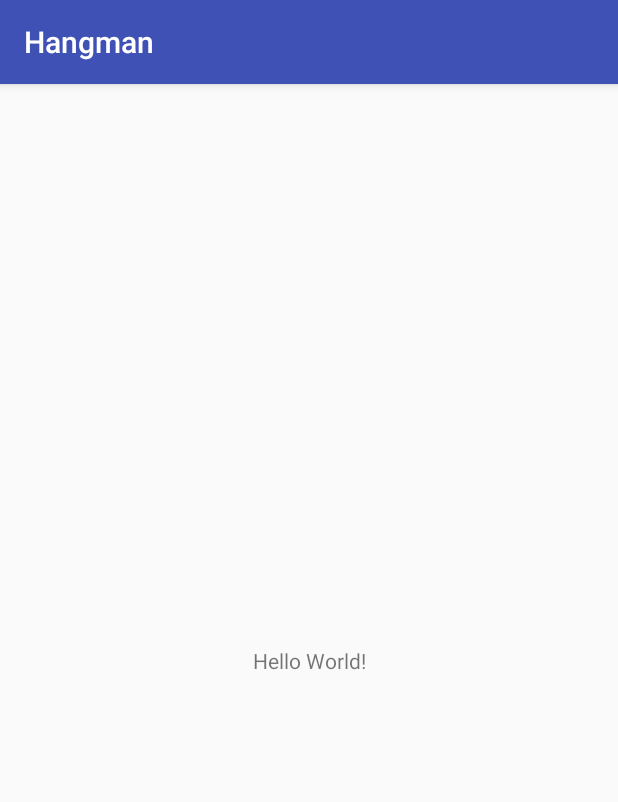
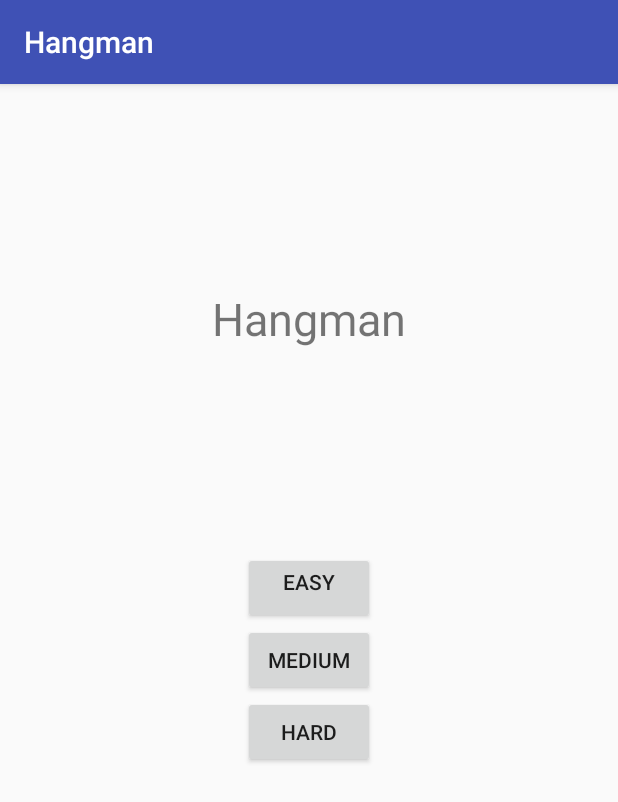
Before and after one commit to Jintze/Hangman-Team5-1, an Android app: the screen it shows after launch (MainActivity), on a phone screen of 412 x 824 dp. Shown: the top 802 px of the screen. Run offline under Robolectric (Android 15) with nearby library versions, the phone set to English and light mode, and no system bars.

Commit message:
Finished main menu XML (For MVP)
Final product still needs
-background
-image resources for buttons
-stylized title text

```diff
--- a/app/src/main/res/layout/activity_main.xml
+++ b/app/src/main/res/layout/activity_main.xml
@@ -1,18 +1,59 @@
 <?xml version="1.0" encoding="utf-8"?>
-<android.support.constraint.ConstraintLayout xmlns:android="http://schemas.android.com/apk/res/android"
+<android.support.constraint.ConstraintLayout
+    xmlns:android="http://schemas.android.com/apk/res/android"
     xmlns:app="http://schemas.android.com/apk/res-auto"
-    xmlns:tools="http://schemas.android.com/tools"
     android:layout_width="match_parent"
     android:layout_height="match_parent"
-    tools:context="com.example.nathanpelletier.hangman.MainActivity">
+    >
 
     <TextView
         android:layout_width="wrap_content"
         android:layout_height="wrap_content"
-        android:text="Hello World!"
+        android:text="@string/app_name"
+        android:textSize="30sp"
+        app:layout_constraintTop_toTopOf="parent"
+        android:layout_marginTop="8dp"
+        android:layout_marginBottom="8dp"
+        app:layout_constraintBottom_toTopOf="@+id/difficulty_buttons"
+        android:layout_marginLeft="8dp"
+        app:layout_constraintLeft_toLeftOf="parent"
+        android:layout_marginRight="8dp"
+        app:layout_constraintRight_toRightOf="parent" />
+
+    <LinearLayout
+        android:layout_width="wrap_content"
+        android:layout_height="wrap_content"
+        android:orientation="vertical"
+        app:layout_constraintTop_toTopOf="parent"
+        android:layout_marginTop="8dp"
         app:layout_constraintBottom_toBottomOf="parent"
+        android:layout_marginBottom="8dp"
+        android:layout_marginLeft="8dp"
         app:layout_constraintLeft_toLeftOf="parent"
+        android:layout_marginRight="8dp"
         app:layout_constraintRight_toRightOf="parent"
-        app:layout_constraintTop_toTopOf="parent" />
+        android:id="@+id/difficulty_buttons">
+
+
+        <Button
+            android:id="@+id/EasyDifficultySelect"
+            android:layout_width="wrap_content"
+            android:layout_height="wrap_content"
+            android:gravity="center_horizontal"
+            android:text="@string/Easy" />
+
+        <Button
+            android:id="@+id/MediumDifficultySelect"
+            android:layout_width="wrap_content"
+            android:layout_height="wrap_content"
+            android:text="@string/Medium" />
+
+        <Button
+            android:id="@+id/HardDifficultySelect"
+            android:layout_width="wrap_content"
+            android:layout_height="wrap_content"
+            android:text="@string/Hard" />
+
+    </LinearLayout>
 
 </android.support.constraint.ConstraintLayout>
--- a/build.gradle
+++ b/build.gradle
@@ -7,7 +7,7 @@ buildscript {
         jcenter()
     }
     dependencies {
-        classpath 'com.android.tools.build:gradle:3.0.0'
+        classpath 'com.android.tools.build:gradle:3.0.1'
 
 
         // NOTE: Do not place your application dependencies here; they belong
```
